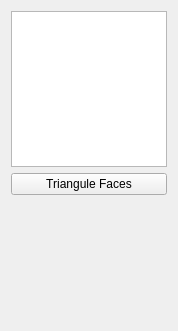
Before: the Qt Designer form SCHNApps/Plugins/subdivideSurface/subdivideSurface.ui in cgogn/CGoGN, drawn with Qt 5.
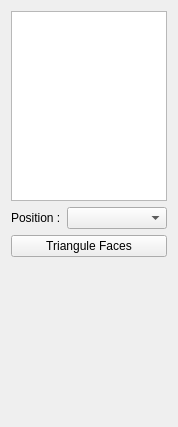
After: the same form once the commit is applied.

What changed in the file:
```diff
--- a/SCHNApps/Plugins/subdivideSurface/subdivideSurface.ui
+++ b/SCHNApps/Plugins/subdivideSurface/subdivideSurface.ui
@@ -7,7 +7,7 @@
     <x>0</x>
     <y>0</y>
     <width>174</width>
-    <height>331</height>
+    <height>427</height>
    </rect>
   </property>
   <property name="windowTitle">
@@ -17,6 +17,27 @@
    <item>
     <widget class="QListWidget" name="mapList"/>
    </item>
+   <item>
+    <layout class="QHBoxLayout" name="horizontalLayout_2">
+     <item>
+      <widget class="QLabel" name="label_2">
+       <property name="text">
+        <string>Position :</string>
+       </property>
+      </widget>
+     </item>
+     <item>
+      <widget class="QComboBox" name="combo_positionAttribute">
+       <property name="sizePolicy">
+        <sizepolicy hsizetype="MinimumExpanding" vsizetype="Fixed">
+         <horstretch>0</horstretch>
+         <verstretch>0</verstretch>
+        </sizepolicy>
+       </property>
+      </widget>
+     </item>
+    </layout>
+   </item>
    <item>
     <widget class="QPushButton" name="button_trianguleFaces">
      <property name="text">
```
